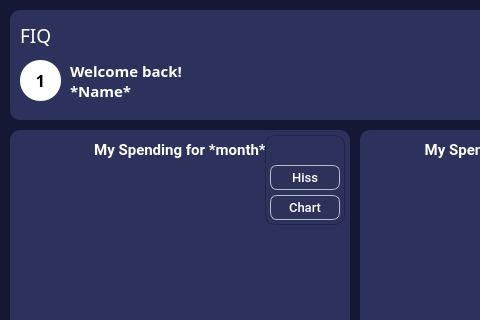
The window that ui_windows/main_window.ui (AlexandrVino/ExpenseTracker) describes before a commit, drawn with Qt 5; both pictures show x 0 to 480 and y 0 to 320 of the 1010 by 791 pixel window.
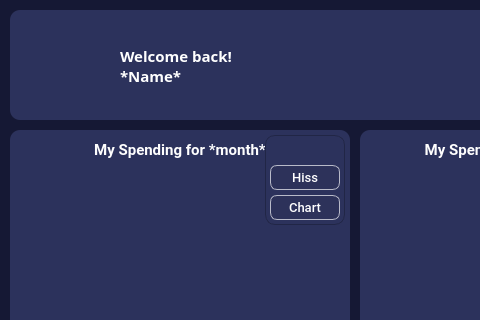
The same window after the commit. Icons and pictures are not drawn.

What changed in the file:
```diff
--- a/ui_windows/main_window.ui
+++ b/ui_windows/main_window.ui
@@ -98,31 +98,6 @@
       <string notr="true">background-color: #2c325c;
 border-radius:10px;</string>
      </property>
-     <widget class="QLabel" name="questions">
-      <property name="geometry">
-       <rect>
-        <x>10</x>
-        <y>10</y>
-        <width>41</width>
-        <height>31</height>
-       </rect>
-      </property>
-      <property name="font">
-       <font>
-        <family>Montserrat Black</family>
-        <pointsize>12</pointsize>
-        <weight>37</weight>
-        <bold>false</bold>
-       </font>
-      </property>
-      <property name="styleSheet">
-       <string notr="true">font-weight: 300;
-</string>
-      </property>
-      <property name="text">
-       <string>&lt;html&gt;&lt;head/&gt;&lt;body&gt;&lt;p&gt;&lt;span style=&quot; font-size:14pt; color:#ffffff;&quot;&gt;FIQ&lt;/span&gt;&lt;/p&gt;&lt;/body&gt;&lt;/html&gt;</string>
-      </property>
-     </widget>
      <widget class="QPushButton" name="settings">
       <property name="geometry">
        <rect>
@@ -152,73 +127,6 @@
        <string/>
       </property>
      </widget>
-     <widget class="QLabel" name="avatar">
-      <property name="geometry">
-       <rect>
-        <x>10</x>
-        <y>50</y>
-        <width>41</width>
-        <height>41</height>
-       </rect>
-      </property>
-      <property name="font">
-       <font>
-        <family>Montserrat Black</family>
-        <pointsize>12</pointsize>
-        <weight>75</weight>
-        <bold>true</bold>
-       </font>
-      </property>
-      <property name="styleSheet">
-       <string notr="true">background-color: #fff;
-border-radius:20px;</string>
-      </property>
-      <property name="text">
-       <string>&lt;html&gt;&lt;head/&gt;&lt;body&gt;&lt;p align=&quot;center&quot;&gt;1&lt;/p&gt;&lt;/body&gt;&lt;/html&gt;</string>
-      </property>
-     </widget>
-     <widget class="QLabel" name="helo">
-      <property name="geometry">
-       <rect>
-        <x>60</x>
-        <y>50</y>
-        <width>131</width>
-        <height>21</height>
-       </rect>
-      </property>
-      <property name="font">
-       <font>
-        <family>Montserrat SemiBold</family>
-        <pointsize>11</pointsize>
-        <weight>75</weight>
-        <bold>true</bold>
-       </font>
-      </property>
-      <property name="text">
-       <string>&lt;html&gt;&lt;head/&gt;&lt;body&gt;&lt;p&gt;&lt;span style=&quot; color:#ffffff;&quot;&gt;Welcome back!&lt;/span&gt;&lt;/p&gt;&lt;/body&gt;&lt;/html&gt;</string>
-      </property>
-     </widget>
-     <widget class="QLabel" name="name">
-      <property name="geometry">
-       <rect>
-        <x>60</x>
-        <y>70</y>
-        <width>131</width>
-        <height>21</height>
-       </rect>
-      </property>
-      <property name="font">
-       <font>
-        <family>Montserrat SemiBold</family>
-        <pointsize>11</pointsize>
-        <weight>75</weight>
-        <bold>true</bold>
-       </font>
-      </property>
-      <property name="text">
-       <string>&lt;html&gt;&lt;head/&gt;&lt;body&gt;&lt;p&gt;&lt;span style=&quot; color:#ffffff;&quot;&gt;*Name*&lt;/span&gt;&lt;/p&gt;&lt;/body&gt;&lt;/html&gt;</string>
-      </property>
-     </widget>
      <widget class="QWidget" name="widget" native="true">
       <property name="geometry">
        <rect>
@@ -258,6 +166,73 @@
        <string/>
       </property>
      </widget>
+     <widget class="QLabel" name="name">
+      <property name="geometry">
+       <rect>
+        <x>110</x>
+        <y>55</y>
+        <width>131</width>
+        <height>21</height>
+       </rect>
+      </property>
+      <property name="font">
+       <font>
+        <family>Montserrat SemiBold</family>
+        <pointsize>11</pointsize>
+        <weight>75</weight>
+        <bold>true</bold>
+       </font>
+      </property>
+      <property name="text">
+       <string>&lt;html&gt;&lt;head/&gt;&lt;body&gt;&lt;p&gt;&lt;span style=&quot; color:#ffffff;&quot;&gt;*Name*&lt;/span&gt;&lt;/p&gt;&lt;/body&gt;&lt;/html&gt;</string>
+      </property>
+     </widget>
+     <widget class="QLabel" name="avatar">
+      <property name="geometry">
+       <rect>
+        <x>10</x>
+        <y>10</y>
+        <width>90</width>
+        <height>90</height>
+       </rect>
+      </property>
+      <property name="font">
+       <font>
+        <family>Montserrat Black</family>
+        <pointsize>12</pointsize>
+        <weight>75</weight>
+        <bold>true</bold>
+       </font>
+      </property>
+      <property name="styleSheet">
+       <string notr="true">
+border-radius:45px;</string>
+      </property>
+      <property name="text">
+       <string>&lt;html&gt;&lt;head/&gt;&lt;body&gt;&lt;p align=&quot;center&quot;&gt;&lt;br/&gt;&lt;/p&gt;&lt;/body&gt;&lt;/html&gt;</string>
+      </property>
+     </widget>
+     <widget class="QLabel" name="helo">
+      <property name="geometry">
+       <rect>
+        <x>110</x>
+        <y>35</y>
+        <width>131</width>
+        <height>21</height>
+       </rect>
+      </property>
+      <property name="font">
+       <font>
+        <family>Montserrat SemiBold</family>
+        <pointsize>11</pointsize>
+        <weight>75</weight>
+        <bold>true</bold>
+       </font>
+      </property>
+      <property name="text">
+       <string>&lt;html&gt;&lt;head/&gt;&lt;body&gt;&lt;p&gt;&lt;span style=&quot; color:#ffffff;&quot;&gt;Welcome back!&lt;/span&gt;&lt;/p&gt;&lt;/body&gt;&lt;/html&gt;</string>
+      </property>
+     </widget>
     </widget>
     <widget class="QWidget" name="habits" native="true">
      <property name="geometry">
```
Left out of the diff: 2 changed lines with no effect on the pictures.
